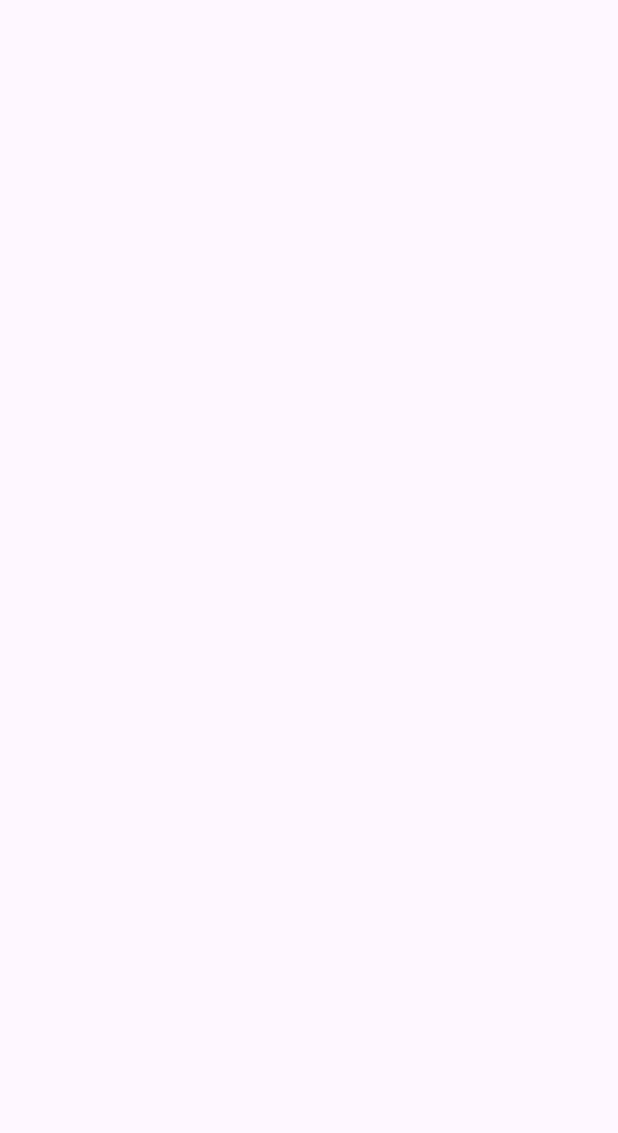
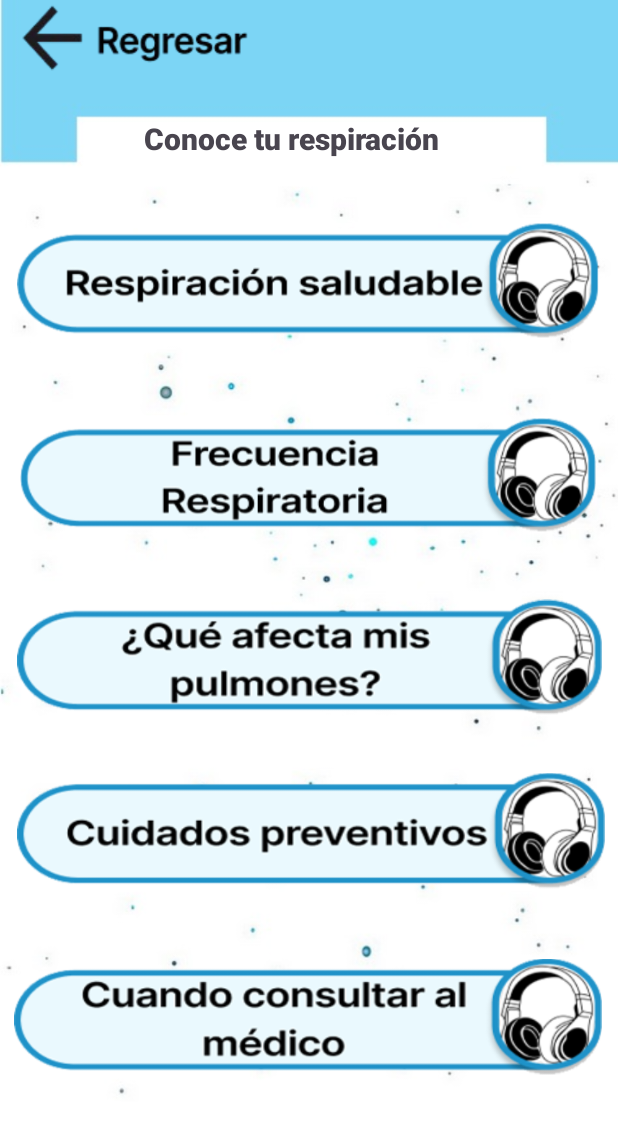
Before and after one commit to carlosfloresmartinez1993/RespiApp1, an Android app: the Conoce_tu_respiracion screen opened directly, with no data from a screen before it, on a phone screen of 412 x 824 dp. Before the commit the part shown is empty. Shown: the top 1133 px of the screen. Run offline under Robolectric (Android 15) with nearby library versions, the phone set to English and light mode, and no system bars.

Commit message:
opcion de conoce tu respiración lista

```diff
--- a/app/src/main/java/com/carlosflores/respiapp1/Conoce_tu_respiracion.java
+++ b/app/src/main/java/com/carlosflores/respiapp1/Conoce_tu_respiracion.java
@@ -1,6 +1,10 @@
 package com.carlosflores.respiapp1;
 
+import android.content.Intent;
+import android.media.MediaPlayer;
 import android.os.Bundle;
+import android.view.View;
+import android.widget.ImageView;
 
 import androidx.activity.EdgeToEdge;
 import androidx.appcompat.app.AppCompatActivity;
@@ -9,6 +13,9 @@ import androidx.core.view.ViewCompat;
 import androidx.core.view.WindowInsetsCompat;
 
 public class Conoce_tu_respiracion extends AppCompatActivity {
+    private boolean isPaused = false; // Estado para saber si se pausó
+    private MediaPlayer mediaPlayer;
+    private int currentAudioResId = -1; // para saber si se repite el mismo audio
 
     @Override
     protected void onCreate(Bundle savedInstanceState) {
@@ -20,5 +27,73 @@ public class Conoce_tu_respiracion extends AppCompatActivity {
             v.setPadding(systemBars.left, systemBars.top, systemBars.right, systemBars.bottom);
             return insets;
         });
+
+        //codigo mio
+        configurarReproductor(R.id.respiracion_saludable, R.raw.respiracionsaludable);
+        configurarReproductor(R.id.frecuencia_resoiratoria, R.raw.frecuenciarespiratoria);
+        configurarReproductor(R.id.afecta_pulmones, R.raw.afectapulmones);
+        configurarReproductor(R.id.cuidados_preventivos, R.raw.cuidadospreventivos);
+        configurarReproductor(R.id.consultar_medico, R.raw.consultarmedico);
+        ImageView btn_regresar = findViewById(R.id.regesar);
+
+        //redirigir si aprieto regresar
+        btn_regresar.setOnClickListener(new View.OnClickListener() {
+            @Override
+            public void onClick(View v) {
+                //parar audios que se esten reproducioendo
+                mediaPlayer.stop();
+                // Ir a otra actividad
+                Intent intent = new Intent(Conoce_tu_respiracion.this, MenuPrincipal.class);
+                startActivity(intent);
+            }
+        });
+
+    }
+
+    private void configurarReproductor(int imageViewId, int audioResId) {
+        ImageView imageView = findViewById(imageViewId);
+
+        imageView.setOnClickListener(new View.OnClickListener() {
+            @Override
+            public void onClick(View v) {
+                reproducirAudio(audioResId);
+            }
+        });
+    }
+
+    private void reproducirAudio(int audioResId) {
+        if (mediaPlayer != null && currentAudioResId == audioResId) {
+            if (mediaPlayer.isPlaying()) {
+                mediaPlayer.pause();
+                isPaused = true;
+            } else {
+                mediaPlayer.start(); // Continúa desde donde se pausó
+                isPaused = false;
+            }
+        } else {
+            if (mediaPlayer != null) {
+                mediaPlayer.release();
+            }
+            mediaPlayer = MediaPlayer.create(this, audioResId);
+            currentAudioResId = audioResId;
+            mediaPlayer.start();
+            isPaused = false;
+
+            mediaPlayer.setOnCompletionListener(mp -> {
+                mediaPlayer.release();
+                mediaPlayer = null;
+                currentAudioResId = -1;
+                isPaused = false;
+            });
+        }
+    }
+
+    @Override
+    protected void onDestroy() {
+        super.onDestroy();
+        if (mediaPlayer != null) {
+            mediaPlayer.release();
+            mediaPlayer = null;
+        }
     }
 }
--- a/app/src/main/res/layout/activity_conoce_tu_respiracion.xml
+++ b/app/src/main/res/layout/activity_conoce_tu_respiracion.xml
@@ -3,8 +3,105 @@
     xmlns:app="http://schemas.android.com/apk/res-auto"
     xmlns:tools="http://schemas.android.com/tools"
     android:id="@+id/main"
+    android:background="@drawable/background"
     android:layout_width="match_parent"
     android:layout_height="match_parent"
     tools:context=".Conoce_tu_respiracion">
 
+    <TextView
+        android:id="@+id/textView2"
+        android:layout_width="300dp"
+        android:layout_height="30dp"
+        android:fontFamily="sans-serif-black"
+        android:text="Conoce tu respiración"
+        android:textSize="20dp"
+        app:layout_constraintBottom_toBottomOf="parent"
+        app:layout_constraintEnd_toEndOf="parent"
+        app:layout_constraintHorizontal_bias="0.855"
+        app:layout_constraintStart_toStartOf="parent"
+        app:layout_constraintTop_toTopOf="parent"
+        app:layout_constraintVertical_bias="0.099" />
+
+    <ImageView
+        android:id="@+id/regesar"
+        android:layout_width="165dp"
+        android:layout_height="51dp"
+        android:clickable="true"
+        android:contentDescription="@string/botones"
+        android:focusable="true"
+        app:layout_constraintBottom_toBottomOf="parent"
+        app:layout_constraintEnd_toEndOf="parent"
+        app:layout_constraintHorizontal_bias="0.036"
+        app:layout_constraintStart_toStartOf="parent"
+        app:layout_constraintTop_toTopOf="parent"
+        app:layout_constraintVertical_bias="0.0"
+        app:srcCompat="@drawable/btnregresar" />
+
+    <ImageView
+        android:id="@+id/respiracion_saludable"
+        android:layout_width="388dp"
+        android:layout_height="86dp"
+        android:clickable="true"
+        android:focusable="true"
+        app:layout_constraintBottom_toBottomOf="parent"
+        app:layout_constraintEnd_toEndOf="parent"
+        app:layout_constraintHorizontal_bias="0.478"
+        app:layout_constraintStart_toStartOf="parent"
+        app:layout_constraintTop_toTopOf="parent"
+        app:layout_constraintVertical_bias="0.195"
+        app:srcCompat="@drawable/boton4"
+        android:contentDescription="@string/botones"/>
+
+    <ImageView
+        android:id="@+id/frecuencia_resoiratoria"
+        android:layout_width="384dp"
+        android:layout_height="92dp"
+        app:layout_constraintBottom_toBottomOf="parent"
+        app:layout_constraintEnd_toEndOf="parent"
+        app:layout_constraintHorizontal_bias="0.481"
+        app:layout_constraintStart_toStartOf="parent"
+        app:layout_constraintTop_toTopOf="parent"
+        app:layout_constraintVertical_bias="0.37"
+        app:srcCompat="@drawable/boton5"
+        android:contentDescription="@string/botones"/>
+
+    <ImageView
+        android:id="@+id/afecta_pulmones"
+        android:layout_width="390dp"
+        android:layout_height="79dp"
+        app:layout_constraintBottom_toBottomOf="parent"
+        app:layout_constraintEnd_toEndOf="parent"
+        app:layout_constraintHorizontal_bias="0.523"
+        app:layout_constraintStart_toStartOf="parent"
+        app:layout_constraintTop_toTopOf="parent"
+        app:layout_constraintVertical_bias="0.535"
+        app:srcCompat="@drawable/boton6"
+        android:contentDescription="@string/botones"/>
+
+    <ImageView
+        android:id="@+id/cuidados_preventivos"
+        android:layout_width="392dp"
+        android:layout_height="84dp"
+        app:layout_constraintBottom_toBottomOf="parent"
+        app:layout_constraintEnd_toEndOf="parent"
+        app:layout_constraintHorizontal_bias="0.578"
+        app:layout_constraintStart_toStartOf="parent"
+        app:layout_constraintTop_toTopOf="parent"
+        app:layout_constraintVertical_bias="0.692"
+        app:srcCompat="@drawable/boton7"
+        android:contentDescription="@string/botones"/>
+
+    <ImageView
+        android:id="@+id/consultar_medico"
+        android:layout_width="392dp"
+        android:layout_height="85dp"
+        app:layout_constraintBottom_toBottomOf="parent"
+        app:layout_constraintEnd_toEndOf="parent"
+        app:layout_constraintHorizontal_bias="0.473"
+        app:layout_constraintStart_toStartOf="parent"
+        app:layout_constraintTop_toTopOf="parent"
+        app:layout_constraintVertical_bias="0.86"
+        app:srcCompat="@drawable/boton8"
+        android:contentDescription="@string/botones"/>
+
 </androidx.constraintlayout.widget.ConstraintLayout>
--- a/app/src/main/res/layout/activity_menu_principal.xml
+++ b/app/src/main/res/layout/activity_menu_principal.xml
@@ -34,21 +34,22 @@
         app:layout_constraintStart_toStartOf="parent"
         app:layout_constraintTop_toBottomOf="@+id/textView"
         app:layout_constraintVertical_bias="0.136"
-        app:srcCompat="@drawable/respiracion" />
+        app:srcCompat="@drawable/respiracion"
+        android:contentDescription="@string/botones"/>
 
     <ImageView
         android:id="@+id/fisioterapia"
         android:layout_width="365dp"
         android:layout_height="152dp"
+        android:layout_marginTop="180dp"
         android:clickable="true"
+        android:contentDescription="@string/botones"
         android:focusable="true"
-        android:layout_marginTop="180dp"
         app:layout_constraintBottom_toBottomOf="parent"
         app:layout_constraintEnd_toEndOf="parent"
-        app:layout_constraintHorizontal_bias="0.483"
         app:layout_constraintStart_toStartOf="parent"
         app:layout_constraintTop_toTopOf="@+id/respiracion"
-        app:layout_constraintVertical_bias="0.055"
+        app:layout_constraintVertical_bias="0.07"
         app:srcCompat="@drawable/fisioterapia" />
 
     <ImageView
@@ -61,6 +62,7 @@
         app:layout_constraintEnd_toEndOf="parent"
         app:layout_constraintStart_toStartOf="parent"
         app:layout_constraintTop_toBottomOf="@+id/fisioterapia"
-        app:srcCompat="@drawable/monitoreo" />
+        app:srcCompat="@drawable/monitoreo"
+        android:contentDescription="@string/botones"/>
 
 </androidx.constraintlayout.widget.ConstraintLayout>
--- a/app/src/main/res/values/strings.xml
+++ b/app/src/main/res/values/strings.xml
@@ -8,6 +8,8 @@
     <!-- Registro -->
     <string name="nombre">Nombre</string>
     <string name="edad">Edad</string>
+    <!-- botones -->
+    <string name="botones">Descripción</string>
 
 
 </resources>
```
Also changed, not shown: app/src/main/res/drawable/boton4.jpg (added), app/src/main/res/drawable/boton5.jpg (added), app/src/main/res/drawable/boton6.jpg (added), app/src/main/res/drawable/boton7.jpg (added), app/src/main/res/drawable/boton8.jpg (added), app/src/main/res/drawable/btnregresar.jpg (added), 5 other files.
